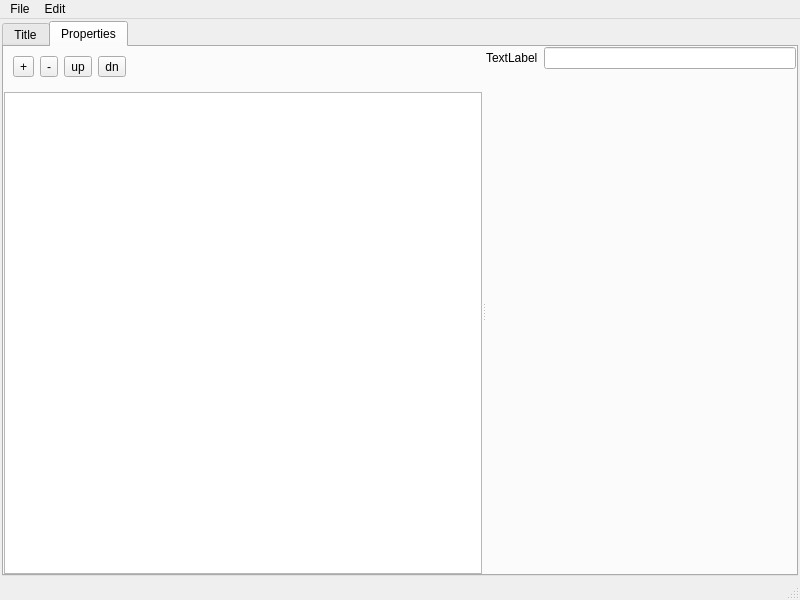
Before: the Qt Designer form mainwindow.ui in amaximuk/parameters_composer, drawn with Qt 5.
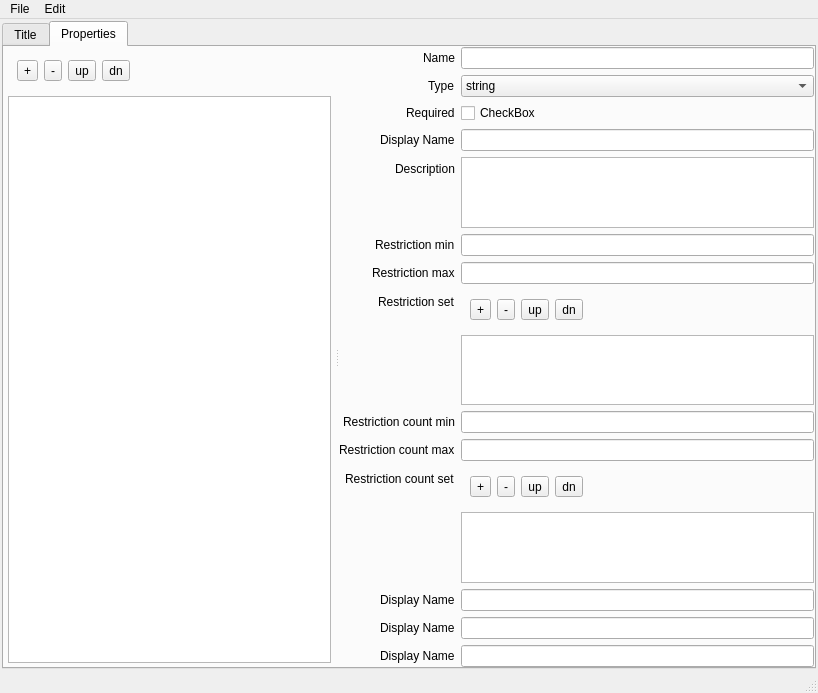
After: the same form once the commit is applied.

Commit message: Добавил restrictions

The edit to the form file:
```diff
--- a/mainwindow.ui
+++ b/mainwindow.ui
@@ -6,8 +6,8 @@
    <rect>
     <x>0</x>
     <y>0</y>
-    <width>800</width>
-    <height>600</height>
+    <width>818</width>
+    <height>578</height>
    </rect>
   </property>
   <property name="windowTitle">
@@ -126,6 +126,18 @@
           </property>
           <widget class="QWidget" name="widget" native="true">
            <layout class="QVBoxLayout" name="verticalLayout_4">
+            <property name="leftMargin">
+             <number>4</number>
+            </property>
+            <property name="topMargin">
+             <number>4</number>
+            </property>
+            <property name="rightMargin">
+             <number>4</number>
+            </property>
+            <property name="bottomMargin">
+             <number>4</number>
+            </property>
             <item>
              <layout class="QVBoxLayout" name="verticalLayout_2">
               <item>
@@ -213,28 +225,353 @@
            </layout>
           </widget>
           <widget class="QWidget" name="widget_2" native="true">
-           <layout class="QVBoxLayout" name="verticalLayout_3">
-            <item>
-             <layout class="QFormLayout" name="formLayout_4">
-              <item row="0" column="0">
-               <widget class="QLabel" name="label_10">
-                <property name="text">
-                 <string>TextLabel</string>
+           <layout class="QFormLayout" name="formLayout_2">
+            <property name="labelAlignment">
+             <set>Qt::AlignRight|Qt::AlignTrailing|Qt::AlignVCenter</set>
+            </property>
+            <item row="0" column="0">
+             <widget class="QLabel" name="label_10">
+              <property name="text">
+               <string>Name</string>
+              </property>
+             </widget>
+            </item>
+            <item row="0" column="1">
+             <widget class="QLineEdit" name="lineEditPropertyName">
+              <property name="minimumSize">
+               <size>
+                <width>0</width>
+                <height>0</height>
+               </size>
+              </property>
+             </widget>
+            </item>
+            <item row="1" column="0">
+             <widget class="QLabel" name="label_11">
+              <property name="text">
+               <string>Type</string>
+              </property>
+             </widget>
+            </item>
+            <item row="1" column="1">
+             <widget class="QComboBox" name="comboBoxPropertyType">
+              <item>
+               <property name="text">
+                <string>string</string>
+               </property>
+              </item>
+              <item>
+               <property name="text">
+                <string>int</string>
+               </property>
+              </item>
+              <item>
+               <property name="text">
+                <string>double</string>
+               </property>
+              </item>
+              <item>
+               <property name="text">
+                <string>array&lt;int&gt;</string>
+               </property>
+              </item>
+             </widget>
+            </item>
+            <item row="2" column="0">
+             <widget class="QLabel" name="label_12">
+              <property name="text">
+               <string>Required</string>
+              </property>
+             </widget>
+            </item>
+            <item row="2" column="1">
+             <widget class="QCheckBox" name="checkBoxPropertyRequired">
+              <property name="text">
+               <string>CheckBox</string>
+              </property>
+             </widget>
+            </item>
+            <item row="3" column="0">
+             <widget class="QLabel" name="label_5">
+              <property name="text">
+               <string>Display Name</string>
+              </property>
+             </widget>
+            </item>
+            <item row="3" column="1">
+             <widget class="QLineEdit" name="lineEditPropertyDisplayName"/>
+            </item>
+            <item row="4" column="0">
+             <widget class="QLabel" name="label_6">
+              <property name="text">
+               <string>Description</string>
+              </property>
+             </widget>
+            </item>
+            <item row="4" column="1">
+             <widget class="QPlainTextEdit" name="plainTextEditPropertyDescription"/>
+            </item>
+            <item row="5" column="0">
+             <widget class="QLabel" name="label_7">
+              <property name="text">
+               <string>Restriction min</string>
+              </property>
+             </widget>
+            </item>
+            <item row="5" column="1">
+             <widget class="QLineEdit" name="lineEditPropertyDisplayName_2"/>
+            </item>
+            <item row="7" column="0">
+             <widget class="QLabel" name="label_8">
+              <property name="text">
+               <string>Restriction set</string>
+              </property>
+             </widget>
+            </item>
+            <item row="7" column="1">
+             <layout class="QVBoxLayout" name="verticalLayout_3">
+              <item>
+               <widget class="QWidget" name="widget_4" native="true">
+                <property name="minimumSize">
+                 <size>
+                  <width>0</width>
+                  <height>0</height>
+                 </size>
                 </property>
+                <layout class="QHBoxLayout" name="horizontalLayout_6">
+                 <item>
+                  <widget class="QToolButton" name="toolButtonAddProperty_2">
+                   <property name="baseSize">
+                    <size>
+                     <width>0</width>
+                     <height>0</height>
+                    </size>
+                   </property>
+                   <property name="text">
+                    <string>+</string>
+                   </property>
+                  </widget>
+                 </item>
+                 <item>
+                  <widget class="QToolButton" name="toolButtonRemoveProperty_2">
+                   <property name="baseSize">
+                    <size>
+                     <width>0</width>
+                     <height>0</height>
+                    </size>
+                   </property>
+                   <property name="text">
+                    <string>-</string>
+                   </property>
+                  </widget>
+                 </item>
+                 <item>
+                  <widget class="QToolButton" name="toolButtonUpProperty_2">
+                   <property name="baseSize">
+                    <size>
+                     <width>0</width>
+                     <height>0</height>
+                    </size>
+                   </property>
+                   <property name="text">
+                    <string>up</string>
+                   </property>
+                  </widget>
+                 </item>
+                 <item>
+                  <widget class="QToolButton" name="toolButtonDownProperty_2">
+                   <property name="baseSize">
+                    <size>
+                     <width>0</width>
+                     <height>0</height>
+                    </size>
+                   </property>
+                   <property name="text">
+                    <string>dn</string>
+                   </property>
+                  </widget>
+                 </item>
+                 <item>
+                  <spacer name="horizontalSpacer_2">
+                   <property name="orientation">
+                    <enum>Qt::Horizontal</enum>
+                   </property>
+                   <property name="sizeHint" stdset="0">
+                    <size>
+                     <width>40</width>
+                     <height>20</height>
+                    </size>
+                   </property>
+                  </spacer>
+                 </item>
+                </layout>
                </widget>
               </item>
-              <item row="0" column="1">
-               <widget class="QLineEdit" name="lineEdit_8">
+              <item>
+               <widget class="QListWidget" name="listWidget"/>
+              </item>
+             </layout>
+            </item>
+            <item row="10" column="0">
+             <widget class="QLabel" name="label_9">
+              <property name="text">
+               <string>Restriction count set</string>
+              </property>
+              <property name="wordWrap">
+               <bool>false</bool>
+              </property>
+             </widget>
+            </item>
+            <item row="10" column="1">
+             <layout class="QVBoxLayout" name="verticalLayout_5">
+              <item>
+               <widget class="QWidget" name="widget_5" native="true">
                 <property name="minimumSize">
                  <size>
                   <width>0</width>
                   <height>0</height>
                  </size>
                 </property>
+                <layout class="QHBoxLayout" name="horizontalLayout_7">
+                 <item>
+                  <widget class="QToolButton" name="toolButtonAddProperty_3">
+                   <property name="baseSize">
+                    <size>
+                     <width>0</width>
+                     <height>0</height>
+                    </size>
+                   </property>
+                   <property name="text">
+                    <string>+</string>
+                   </property>
+                  </widget>
+                 </item>
+                 <item>
+                  <widget class="QToolButton" name="toolButtonRemoveProperty_3">
+                   <property name="baseSize">
+                    <size>
+                     <width>0</width>
+                     <height>0</height>
+                    </size>
+                   </property>
+                   <property name="text">
+                    <string>-</string>
+                   </property>
+                  </widget>
+                 </item>
+                 <item>
+                  <widget class="QToolButton" name="toolButtonUpProperty_3">
+                   <property name="baseSize">
+                    <size>
+                     <width>0</width>
+                     <height>0</height>
+                    </size>
+                   </property>
+                   <property name="text">
+                    <string>up</string>
+                   </property>
+                  </widget>
+                 </item>
+                 <item>
+                  <widget class="QToolButton" name="toolButtonDownProperty_3">
+                   <property name="baseSize">
+                    <size>
+                     <width>0</width>
+                     <height>0</height>
+                    </size>
+                   </property>
+                   <property name="text">
+                    <string>dn</string>
+                   </property>
+                  </widget>
+                 </item>
+                 <item>
+                  <spacer name="horizontalSpacer_3">
+                   <property name="orientation">
+                    <enum>Qt::Horizontal</enum>
+                   </property>
+                   <property name="sizeHint" stdset="0">
+                    <size>
+                     <width>40</width>
+                     <height>20</height>
+                    </size>
+                   </property>
+                  </spacer>
+                 </item>
+                </layout>
                </widget>
               </item>
+              <item>
+               <widget class="QListWidget" name="listWidget_2"/>
+              </item>
              </layout>
             </item>
+            <item row="12" column="1">
+             <widget class="QLineEdit" name="lineEditPropertyDisplayName_3"/>
+            </item>
+            <item row="12" column="0">
+             <widget class="QLabel" name="label_13">
+              <property name="text">
+               <string>Display Name</string>
+              </property>
+             </widget>
+            </item>
+            <item row="13" column="0">
+             <widget class="QLabel" name="label_14">
+              <property name="text">
+               <string>Display Name</string>
+              </property>
+             </widget>
+            </item>
+            <item row="13" column="1">
+             <widget class="QLineEdit" name="lineEditPropertyDisplayName_4"/>
+            </item>
+            <item row="14" column="0">
+             <widget class="QLabel" name="label_15">
+              <property name="text">
+               <string>Display Name</string>
+              </property>
+             </widget>
+            </item>
+            <item row="14" column="1">
+             <widget class="QLineEdit" name="lineEditPropertyDisplayName_5"/>
+            </item>
+            <item row="6" column="0">
+             <widget class="QLabel" name="label_16">
+              <property name="text">
+               <string>Restriction max</string>
+              </property>
+             </widget>
+            </item>
+            <item row="6" column="1">
+             <widget class="QLineEdit" name="lineEditPropertyDisplayName_6"/>
+            </item>
+            <item row="8" column="0">
+             <widget class="QLabel" name="label_17">
+              <property name="text">
+               <string>Restriction count min</string>
+              </property>
+              <property name="wordWrap">
+               <bool>false</bool>
+              </property>
+             </widget>
+            </item>
+            <item row="8" column="1">
+             <widget class="QLineEdit" name="lineEditPropertyDisplayName_7"/>
+            </item>
+            <item row="9" column="0">
+             <widget class="QLabel" name="label_18">
+              <property name="text">
+               <string>Restriction count max</string>
+              </property>
+              <property name="wordWrap">
+               <bool>false</bool>
+              </property>
+             </widget>
+            </item>
+            <item row="9" column="1">
+             <widget class="QLineEdit" name="lineEditPropertyDisplayName_8"/>
+            </item>
            </layout>
           </widget>
          </widget>
@@ -250,7 +587,7 @@
     <rect>
      <x>0</x>
      <y>0</y>
-     <width>800</width>
+     <width>818</width>
      <height>20</height>
     </rect>
    </property>
```
